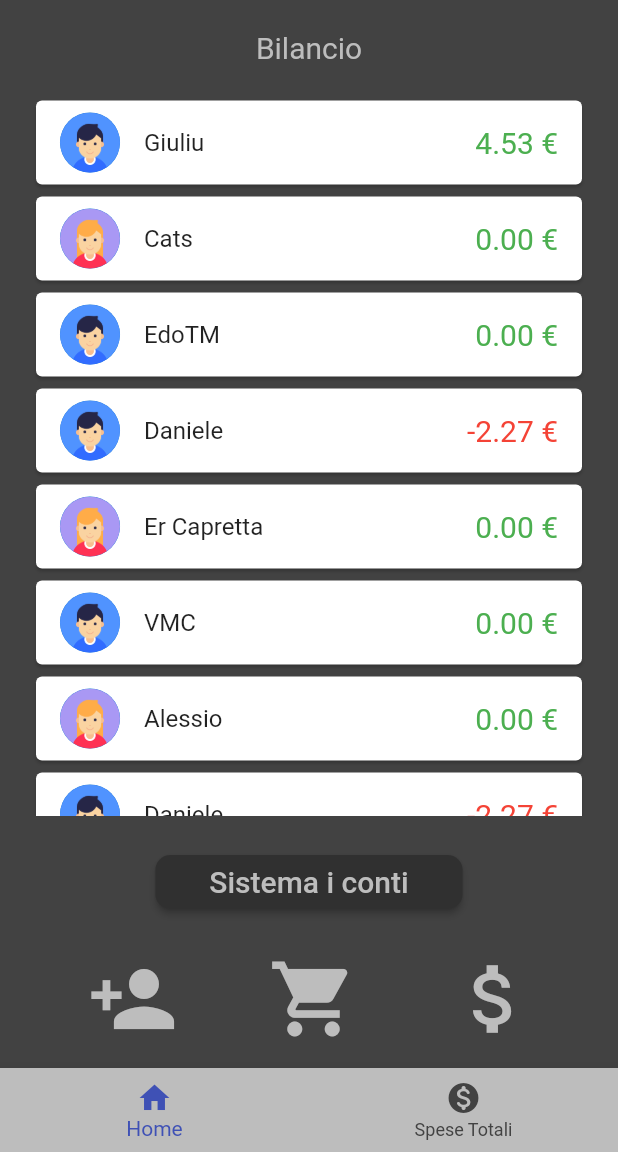
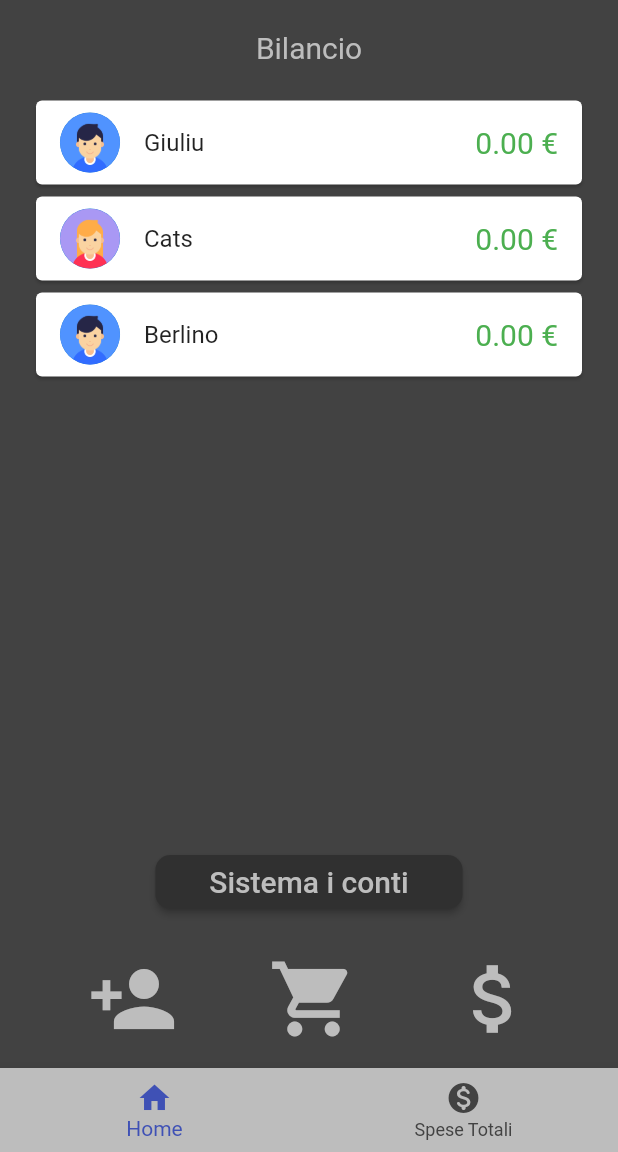
Before and after one commit to giumanuz/appspese, a Flutter app: the screen it shows after launch, on a phone screen of 412 x 824 dp, the part 84-1236 px from its top. Run offline on Flutter 3.47's test engine with Material 2 defaults, Android fonts, the phone set to English and light mode, and no system bars; Roboto replaces fonts that are missing (Oxygen-Light, Oxygen-Regular).

Commit message:
un bel passo avanti

```diff
--- a/lib/common/constants.dart
+++ b/lib/common/constants.dart
@@ -5,80 +5,27 @@ import 'package:appspese/common/personalCard.dart';
 List<PersonalCard> esempioCards = [
   PersonalCard(
     name: 'Giuliu',
-    amount: 4.53,
+    amount: 0,
     photo: 'man.png',
   ),
   PersonalCard(
     name: 'Cats',
-    amount: 0.00,
+    amount: 000,
     photo: 'women.png',
   ),
   PersonalCard(
-    name: 'EdoTM',
-    amount: 0.00,
+    name: 'Berlino',
+    amount: 000,
     photo: 'man.png',
-  ),
-  PersonalCard(
-    name: 'Daniele',
-    amount: -2.265,
-    photo: 'man.png',
-  ),
-  PersonalCard(
-    name: 'Er Capretta',
-    amount: 0.00,
-    photo: 'women.png',
-  ),
-  PersonalCard(
-    name: 'VMC',
-    amount: 0.00,
-    photo: 'man.png',
-  ),
-  PersonalCard(
-    name: 'Alessio',
-    amount: 0.00,
-    photo: 'women.png',
-  ),
-  PersonalCard(
-    name: 'Daniele',
-    amount: -2.265,
-    photo: 'man.png',
-  ),
-  PersonalCard(
-    name: 'Er Capretta',
-    amount: 0.00,
-    photo: 'women.png',
-  ),
-  PersonalCard(
-    name: 'VMC',
-    amount: 0.00,
-    photo: 'man.png',
-  ),
-  PersonalCard(
-    name: 'Alessio',
-    amount: 0.00,
-    photo: 'women.png',
   ),
 ];
 
 List<Payment> esempiPayments = [
-  Payment(
-      from: 'Giuliu', amount: 23.50, category: 'Discoteca', data: '01/01/1212'),
-  Payment(from: 'Cats', amount: 2, category: 'Spesa', data: '02/01/1212'),
-  Payment(
-      from: 'Berlino', amount: 239.50, category: 'Porno', data: '03/01/1212'),
-  Payment(
-      from: 'EdoTM', amount: 90, category: 'Ristorante', data: '04/01/1212'),
-  Payment(
-      from: 'Capretta',
-      amount: 23343.45,
-      category: 'Pagamento',
-      data: '01/01/1212'),
-  Payment(
-      from: 'Giuliu', amount: 267, category: 'Telefono', data: '02/01/1212'),
-  Payment(
-      from: 'Cats', amount: 23.50, category: 'Trasporto', data: '05/01/1212'),
-  Payment(from: 'Cats', amount: 27.00, category: 'Regalo', data: '02/01/1212'),
-  Payment(from: 'Berlino', amount: 27.0, category: 'Casa', data: '02/01/1212'),
+  // Payment(
+  //     from: 'Giuliu', amount: 3000, category: 'Discoteca', data: '01/01/1212', to: {'Giuliu': 1000, 'Cats': 1000, 'Berlino': 1000}),
+  // Payment(from: 'Cats', amount: 4000, category: 'Spesa', data: '02/01/1212', to: {'Giuliu': 1000, 'Cats': 2000, 'Berlino': 1000}),
+  // Payment(
+  //     from: 'Berlino', amount: 5, category: 'Porno', data: '03/01/1212', to: {'Berlino': 2, 'Cats': 3}),
 ];
 
 Map<String, IconData> categoriesToIcon = {
--- a/lib/common/my_card.dart
+++ b/lib/common/my_card.dart
@@ -19,7 +19,7 @@ class MyCard extends StatelessWidget {
           card.name,
         ),
         trailing: Text(
-          '${card.amount.toStringAsFixed(2)} €',
+          '${(card.amount / 100).toStringAsFixed(2)} €',
           style: TextStyle(
             color: card.amount < 0 ? Colors.red : Colors.green,
             fontSize: 20.0,
--- a/lib/common/payment.dart
+++ b/lib/common/payment.dart
@@ -1,12 +1,14 @@
 class Payment {
   String from;
-  double amount;
+  int amount;
   String category;
   String data;
+  Map<String, int> to = {};
 
   Payment(
       {required this.data,
       required this.from,
       required this.amount,
-      required this.category});
+      required this.category,
+      required this.to});
 }
--- a/lib/common/personalCard.dart
+++ b/lib/common/personalCard.dart
@@ -3,12 +3,11 @@ import 'package:flutter/material.dart';
 class PersonalCard {
   final String photo;
   final String name;
-  double amount;
+  int amount;
 
   PersonalCard({required this.photo, required this.name, required this.amount});
 
-  void addAmount(double amount) {
+  void addAmount(int amount) {
     this.amount += amount;
   }
-
 }
--- a/lib/main.dart
+++ b/lib/main.dart
@@ -4,6 +4,7 @@ import 'package:appspese/screens/personalPayment.dart';
 import 'package:appspese/screens/settings.dart';
 import 'package:appspese/screens/totalPayment.dart';
 import 'package:appspese/screens/adjustPayment.dart';
+import 'package:appspese/screens/add_expense_screen.dart';
 
 void main() {
   runApp(MaterialApp(
@@ -14,6 +15,7 @@ void main() {
       '/personalPayment': (context) => PersonalPayment(),
       '/totalPayment': (context) => TotalPayment(),
       '/adjustPayment': (context) => AdjustPayment(),
+      '/addExpense': (context) => AddExpenseScreen(),
     },
   ));
 }
--- a/lib/pages/home/home_page.dart
+++ b/lib/pages/home/home_page.dart
@@ -61,7 +61,9 @@ class _HomePageState extends State<HomePage> {
     return SizedBox(
       width: 70,
       child: IconButton(
-          onPressed: () {},
+          onPressed: () {
+            Navigator.pushNamed(context, '/addExpense');
+          },
           icon: Icon(
             Icons.shopping_cart,
             color: Colors.grey[400],
@@ -90,7 +92,7 @@ class _HomePageState extends State<HomePage> {
                     photoSesso = 'women.png';
                   }
                   esempioCards.add(PersonalCard(
-                      photo: photoSesso, name: value['name'], amount: 0.0));
+                      photo: photoSesso, name: value['name'], amount: 0));
                 });
               } else {
                 showDialog(
--- a/lib/pages/home/spese_totali_page.dart
+++ b/lib/pages/home/spese_totali_page.dart
@@ -58,7 +58,7 @@ class SpesaTile extends StatelessWidget {
           pagamento.data,
         ),
         trailing: Text(
-          '${pagamento.amount.toStringAsFixed(2)} €',
+          '${(pagamento.amount / 100).toStringAsFixed(2)} €',
           style: TextStyle(
             color: Colors.grey[800],
             fontSize: 20.0,
```
Also changed, not shown: lib/screens/add_expense_screen.dart (added, +150 -0 lines).
